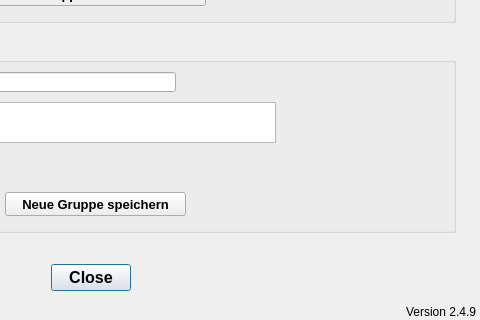
The window that qkan/linkflaechen/res/application_managegroups.ui (hoettges/QKan) describes before a commit, drawn with Qt 5; both pictures show x 195 to 675 and y 288 to 608 of the 675 by 608 pixel window.
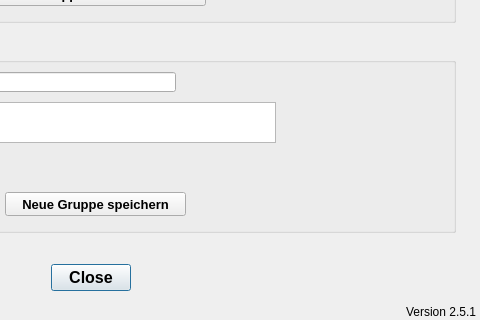
The same window after the commit.

The edit to the form file:
```diff
--- a/qkan/linkflaechen/res/application_managegroups.ui
+++ b/qkan/linkflaechen/res/application_managegroups.ui
@@ -274,7 +274,7 @@
     <string>Version QKan Import</string>
    </property>
    <property name="text">
-    <string>Version 2.4.9</string>
+    <string>Version 2.5.1</string>
    </property>
    <property name="alignment">
     <set>Qt::AlignRight|Qt::AlignTrailing|Qt::AlignVCenter</set>
```
